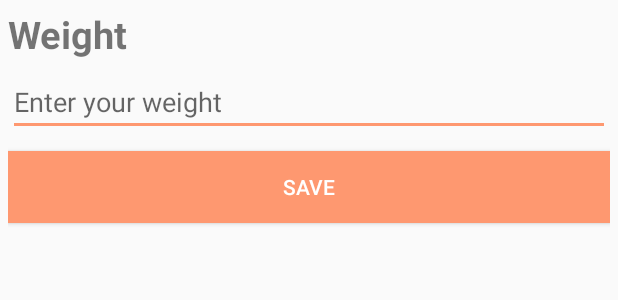
After one commit to javferrod/CuellarFernandez, an Android app: the layout dialog_weight.xml on its own in the app's theme, with its tools: preview values and no code run, on a phone screen of 412 x 824 dp. The commit adds this screen. Shown: the top 300 px of the screen. Run offline under Robolectric (Android 15) with nearby library versions, the phone set to English and light mode, and no system bars.

Commit message:
Fix bugs and add control Weight and timer

```diff
--- a/Implementation/android/TrackMe/app/src/main/java/com/trackme/julian/trackme/MainActivity.java
+++ b/Implementation/android/TrackMe/app/src/main/java/com/trackme/julian/trackme/MainActivity.java
@@ -99,6 +99,6 @@ public class MainActivity extends AppCompatActivity {
     }
 
     private void cancelDialog () {
-        dialog.cancel();
+        dialog.dismiss();
     }
 }
--- /dev/null
+++ b/Implementation/android/TrackMe/app/src/main/res/layout/dialog_weight.xml
@@ -0,0 +1,43 @@
+<?xml version="1.0" encoding="utf-8"?>
+<android.support.constraint.ConstraintLayout
+    xmlns:android="http://schemas.android.com/apk/res/android"
+    xmlns:app="http://schemas.android.com/apk/res-auto"
+    android:layout_width="match_parent"
+    android:layout_height="match_parent"
+    android:padding="5dp">
+
+    <TextView
+        android:id="@+id/textView"
+        android:layout_gravity="center"
+        android:layout_width="wrap_content"
+        android:layout_height="wrap_content"
+        android:textSize="25sp"
+        android:textStyle="bold"
+        android:layout_marginTop="10dp"
+        android:text="@string/weight" />
+
+    <EditText
+        android:id="@+id/textWeight"
+        android:layout_width="match_parent"
+        android:layout_height="wrap_content"
+        android:ems="10"
+        android:layout_marginTop="5dp"
+        android:hint="@string/enter_your_weight"
+        android:inputType="text|number"
+        app:layout_constraintEnd_toEndOf="parent"
+        app:layout_constraintStart_toStartOf="parent"
+        app:layout_constraintTop_toBottomOf="@+id/textView" />
+
+    <Button
+        android:id="@+id/saveButton"
+        android:layout_width="0dp"
+        android:layout_height="wrap_content"
+        android:layout_marginTop="10dp"
+        android:background="@color/colorAccent"
+        android:textColor="@android:color/white"
+        android:text="@string/save"
+        app:layout_constraintEnd_toEndOf="parent"
+        app:layout_constraintStart_toStartOf="parent"
+        app:layout_constraintTop_toBottomOf="@+id/textWeight" />
+
+</android.support.constraint.ConstraintLayout>
--- a/Implementation/android/TrackMe/app/src/main/res/values/strings.xml
+++ b/Implementation/android/TrackMe/app/src/main/res/values/strings.xml
@@ -9,4 +9,7 @@
     <string name="surname">Surname</string>
     <string name="name">Name</string>
     <string name="codice_fiscale">Codice fiscale</string>
+    <string name="save">Save</string>
+    <string name="enter_your_weight">Enter your weight</string>
+    <string name="weight">Weight</string>
 </resources>
```
Also changed, not shown: Implementation/android/TrackMe/app/src/main/java/com/trackme/julian/trackme/Recollector.java (+93 -1 lines).
